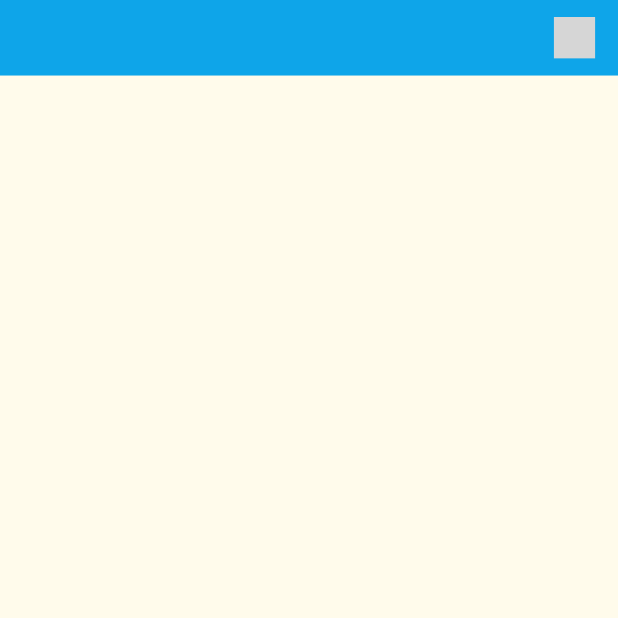
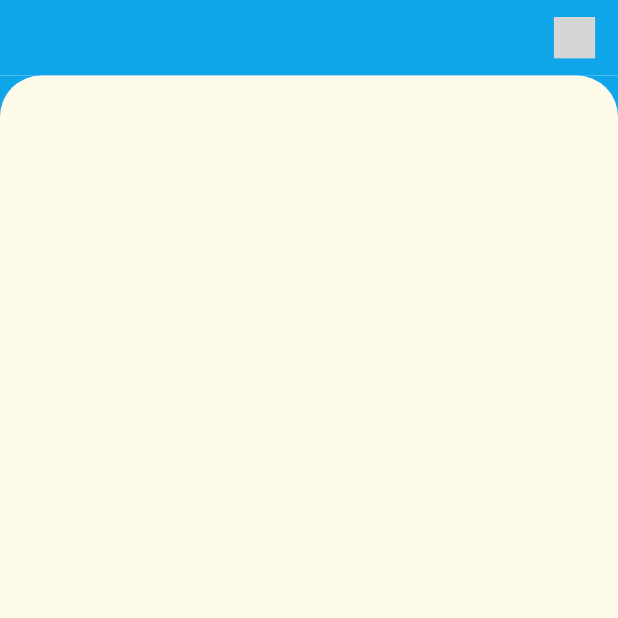
Before and after one commit to toddtail/bogisland, a Flutter app: the screen it shows after launch, on a phone screen of 412 x 824 dp, the top half of it. Run offline on Flutter 3.47's test engine with Material 2 defaults, Android fonts, the phone set to English and light mode, and no system bars; our stand-ins replace extended_image, flutter_html, flutter_screenutil, flutter_svg, get and 1 more; missing offline and left inert: dart:ffi; network calls fail; statements that could not run were skipped; grey boxes are pictures that could not be loaded.

Commit message:
update - top bar widget & forum ui adjustment

```diff
--- a/lib/app/modules/content/views/content_view.dart
+++ b/lib/app/modules/content/views/content_view.dart
@@ -2,6 +2,7 @@ import 'package:bog_island/app/data/tailwind_colors.dart';
 import 'package:bog_island/app/modules/content/widgets/content_bottom_bar.dart';
 import 'package:bog_island/app/modules/content/widgets/content_card.dart';
 import 'package:bog_island/app/modules/forum/widgets/topic_card.dart';
+import 'package:bog_island/app/modules/global/widgets/normal_top_bar.dart';
 import 'package:flutter/material.dart';
 
 import 'package:get/get.dart';
@@ -30,27 +31,7 @@ class ContentView extends GetView<ContentController> {
               child: Obx(
                 () => Column(
                   children: [
-                    SizedBox(
-                      // width: 324.w,
-                      height: 44.h,
-                      child: Row(
-                        crossAxisAlignment: CrossAxisAlignment.center,
-                        mainAxisAlignment: MainAxisAlignment.spaceBetween,
-                        children: [
-                          Text('>>${arguments[0]}')
-                              .fontSize(18.sp)
-                              .fontWeight(FontWeight.bold)
-                              .textColor(Colors.white),
-                          SvgPicture.asset(
-                            iconPlanetPath,
-                            color: Colors.white,
-                            width: 24.h,
-                          )
-                        ],
-                      ),
-                    )
-                        .padding(left: 12.w, right: 12.w)
-                        .backgroundColor(colorSky500),
+                    normalTopBar('>>${arguments[0]}', iconPlanetPath, textSize: 16),
                     Expanded(
                       child: NotificationListener<ScrollNotification>(
                           onNotification: (ScrollNotification scrollInfo) {
--- a/lib/app/modules/forum/views/forum_view.dart
+++ b/lib/app/modules/forum/views/forum_view.dart
@@ -2,6 +2,7 @@ import 'package:bog_island/app/data/icons_path.dart';
 import 'package:bog_island/app/data/tailwind_colors.dart';
 import 'package:bog_island/app/modules/forum/widgets/topic_card.dart';
 import 'package:bog_island/app/modules/global/controller/forum_list_controller.dart';
+import 'package:bog_island/app/modules/global/widgets/normal_top_bar.dart';
 import 'package:flutter/material.dart';
 import 'package:flutter_svg/flutter_svg.dart';
 
@@ -18,35 +19,29 @@ class ForumView extends GetView<ForumController> {
   Widget build(BuildContext context) {
     return Scaffold(
       // backgroundColor: colorSky500,
-      backgroundColor: colorAmber50,
+      // backgroundColor: colorAmber50,
       body: Center(
           child: Obx(
         () => Column(
           children: [
-            SizedBox(
-              // width: 324.w,
-              height: 44.h,
-              child: Row(
-                crossAxisAlignment: CrossAxisAlignment.center,
-                mainAxisAlignment: MainAxisAlignment.spaceBetween,
-                children: [
-                  Text(controller.forumTopicList.isEmpty
-                          ? ''
-                          : forumListController
-                              .liteForumMap[controller.selectedForumId.value])
-                      .fontSize(18.sp)
-                      .fontWeight(FontWeight.bold)
-                      .textColor(Colors.white),
-                  SvgPicture.asset(
-                    iconPlanetPath,
-                    color: Colors.white,
-                    width: 24.h,
-                  )
-                ],
-              ),
-            ).padding(left: 12.w, right: 12.w).backgroundColor(colorSky500),
+            normalTopBar(
+              controller.forumTopicList.isEmpty
+                  ? ''
+                  : forumListController
+                      .liteForumMap[controller.selectedForumId.value],
+              iconPlanetPath,
+            ),
             controller.forumTopicList.isEmpty
                 ? Container()
+                    .decorated(
+                        borderRadius: BorderRadius.only(
+                          topLeft: Radius.circular(24.h),
+                          topRight: Radius.circular(24.h),
+                        ),
+                        color: colorAmber50)
+                    .backgroundColor(colorSky500)
+                    .width(324.w)
+                    .height(720.h)
                 : Expanded(
                     child: NotificationListener<ScrollNotification>(
                         onNotification: (ScrollNotification scrollInfo) {
--- /dev/null
+++ b/lib/app/modules/global/widgets/normal_top_bar.dart
@@ -0,0 +1,27 @@
+import 'package:bog_island/app/data/tailwind_colors.dart';
+import 'package:flutter/material.dart';
+import 'package:flutter_svg/flutter_svg.dart';
+import 'package:styled_widget/styled_widget.dart';
+import 'package:flutter_screenutil/flutter_screenutil.dart';
+
+Widget normalTopBar(String text, String iconPath, {int textSize = 18}) {
+  return SizedBox(
+    // width: 324.w,
+    height: 44.h,
+    child: Row(
+      crossAxisAlignment: CrossAxisAlignment.center,
+      mainAxisAlignment: MainAxisAlignment.spaceBetween,
+      children: [
+        Text(text)
+            .fontSize(16.sp)
+            .fontWeight(FontWeight.bold)
+            .textColor(Colors.white),
+        SvgPicture.asset(
+          iconPath,
+          color: Colors.white,
+          width: 24.h,
+        )
+      ],
+    ),
+  ).padding(left: 12.w, right: 12.w).backgroundColor(colorSky500);
+}
```
